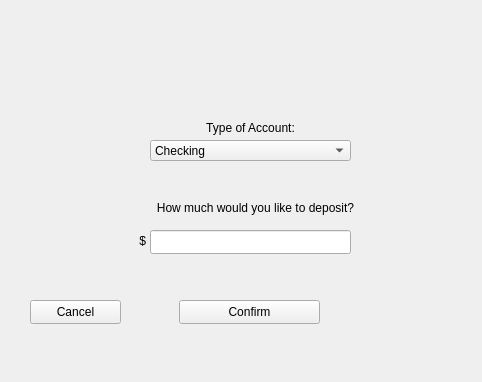
shwaygrr/cmz-banking, file forms/createaccountwindow.ui: the form before one commit.
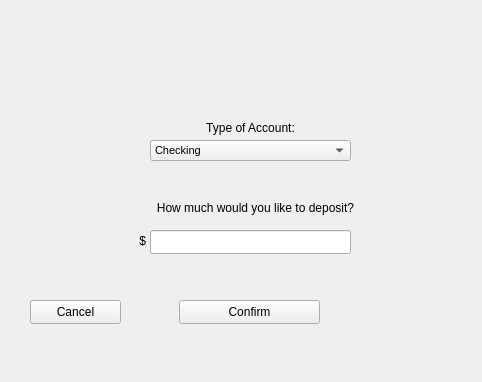
The form after the commit.

Commit message: Fixed some ui issues with sizing and inconsistent labels

The edit to the form file:
```diff
--- a/forms/createaccountwindow.ui
+++ b/forms/createaccountwindow.ui
@@ -84,6 +84,11 @@
       <height>21</height>
      </rect>
     </property>
+    <property name="font">
+     <font>
+      <pointsize>8</pointsize>
+     </font>
+    </property>
     <item>
      <property name="text">
       <string>Checking</string>
```
The commit also changes 3 other files.
